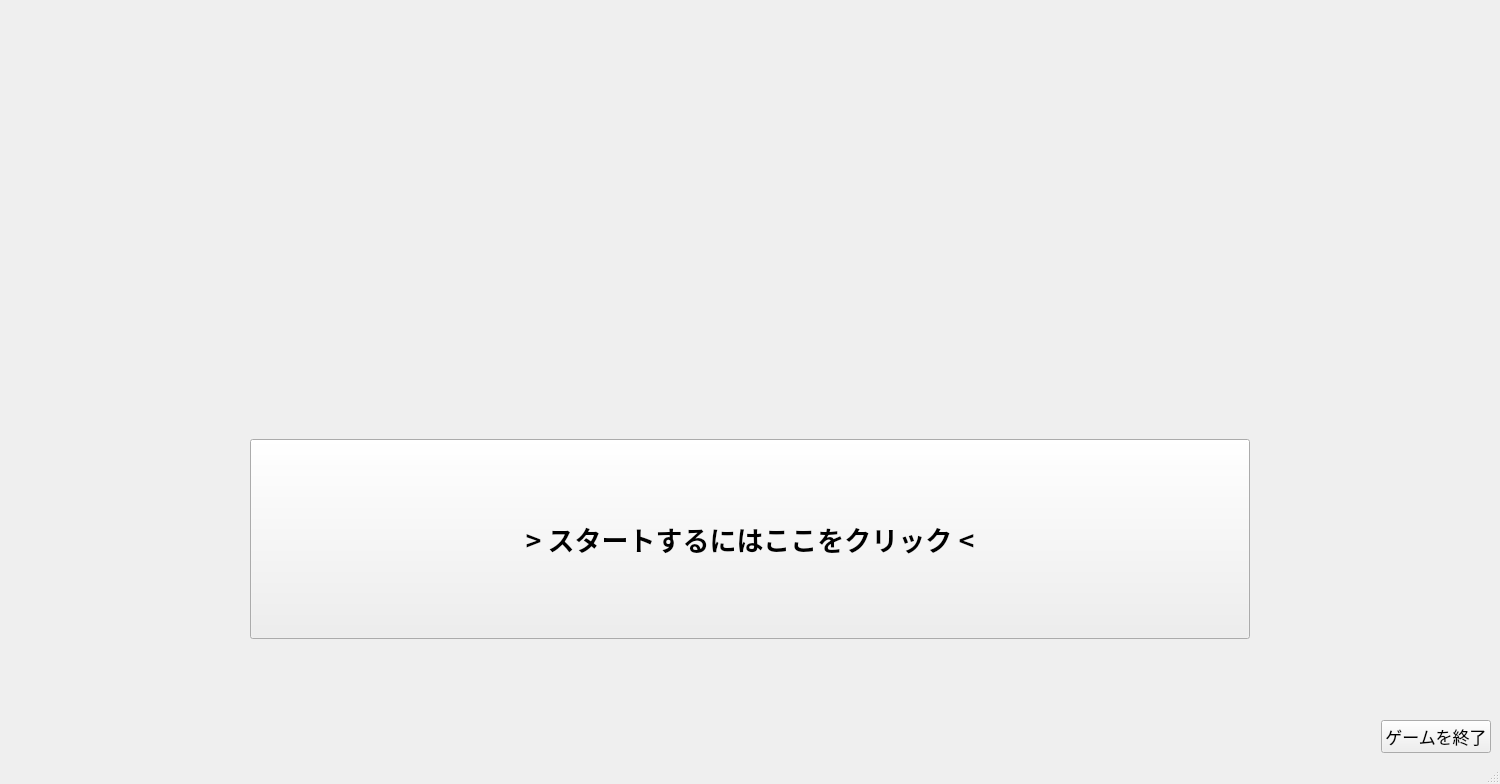
Old version of the form mainwindow.ui in the repository a-Hatsushiba/soft3.
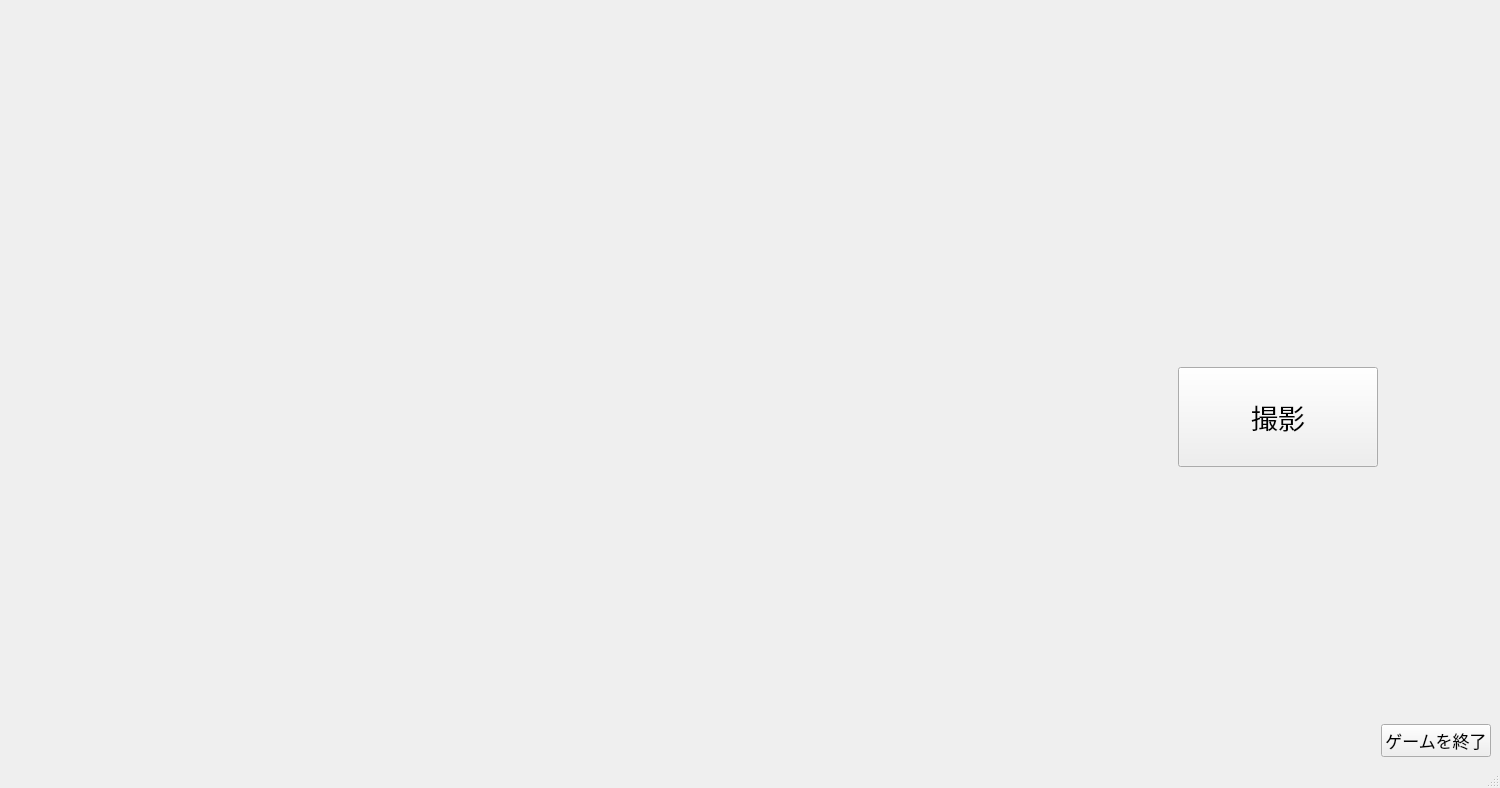
New version of the form. The open tabs and pages were chosen to show the change. Icons and pictures are not drawn.

Patch:
```diff
--- a/mainwindow.ui
+++ b/mainwindow.ui
@@ -7,7 +7,7 @@
     <x>0</x>
     <y>0</y>
     <width>1500</width>
-    <height>784</height>
+    <height>788</height>
    </rect>
   </property>
   <property name="minimumSize">
@@ -389,6 +389,138 @@
         </item>
        </layout>
       </widget>
+      <widget class="QWidget" name="page_3">
+       <layout class="QHBoxLayout" name="horizontalLayout_13">
+        <item>
+         <spacer name="horizontalSpacer_23">
+          <property name="orientation">
+           <enum>Qt::Horizontal</enum>
+          </property>
+          <property name="sizeHint" stdset="0">
+           <size>
+            <width>403</width>
+            <height>20</height>
+           </size>
+          </property>
+         </spacer>
+        </item>
+        <item>
+         <widget class="QLabel" name="cameraLabel_1">
+          <property name="minimumSize">
+           <size>
+            <width>640</width>
+            <height>480</height>
+           </size>
+          </property>
+          <property name="styleSheet">
+           <string notr="true"/>
+          </property>
+          <property name="text">
+           <string/>
+          </property>
+         </widget>
+        </item>
+        <item>
+         <layout class="QVBoxLayout" name="verticalLayout_8">
+          <item>
+           <spacer name="verticalSpacer_5">
+            <property name="orientation">
+             <enum>Qt::Vertical</enum>
+            </property>
+            <property name="sizeHint" stdset="0">
+             <size>
+              <width>20</width>
+              <height>40</height>
+             </size>
+            </property>
+           </spacer>
+          </item>
+          <item>
+           <widget class="QLabel" name="debuglabel_3">
+            <property name="minimumSize">
+             <size>
+              <width>400</width>
+              <height>100</height>
+             </size>
+            </property>
+            <property name="font">
+             <font>
+              <pointsize>20</pointsize>
+             </font>
+            </property>
+            <property name="text">
+             <string/>
+            </property>
+            <property name="alignment">
+             <set>Qt::AlignCenter</set>
+            </property>
+           </widget>
+          </item>
+          <item>
+           <layout class="QHBoxLayout" name="horizontalLayout_12">
+            <item>
+             <spacer name="horizontalSpacer_24">
+              <property name="orientation">
+               <enum>Qt::Horizontal</enum>
+              </property>
+              <property name="sizeHint" stdset="0">
+               <size>
+                <width>40</width>
+                <height>20</height>
+               </size>
+              </property>
+             </spacer>
+            </item>
+            <item>
+             <widget class="QPushButton" name="cameraTakeButton_1">
+              <property name="minimumSize">
+               <size>
+                <width>200</width>
+                <height>100</height>
+               </size>
+              </property>
+              <property name="font">
+               <font>
+                <pointsize>20</pointsize>
+               </font>
+              </property>
+              <property name="text">
+               <string>撮影</string>
+              </property>
+             </widget>
+            </item>
+            <item>
+             <spacer name="horizontalSpacer_22">
+              <property name="orientation">
+               <enum>Qt::Horizontal</enum>
+              </property>
+              <property name="sizeHint" stdset="0">
+               <size>
+                <width>40</width>
+                <height>20</height>
+               </size>
+              </property>
+             </spacer>
+            </item>
+           </layout>
+          </item>
+          <item>
+           <spacer name="verticalSpacer_6">
+            <property name="orientation">
+             <enum>Qt::Vertical</enum>
+            </property>
+            <property name="sizeHint" stdset="0">
+             <size>
+              <width>20</width>
+              <height>40</height>
+             </size>
+            </property>
+           </spacer>
+          </item>
+         </layout>
+        </item>
+       </layout>
+      </widget>
       <widget class="QWidget" name="page_5">
        <layout class="QVBoxLayout" name="verticalLayout_6">
         <item>
```
Left out of the diff: 16 changed lines with no effect on the pictures.
